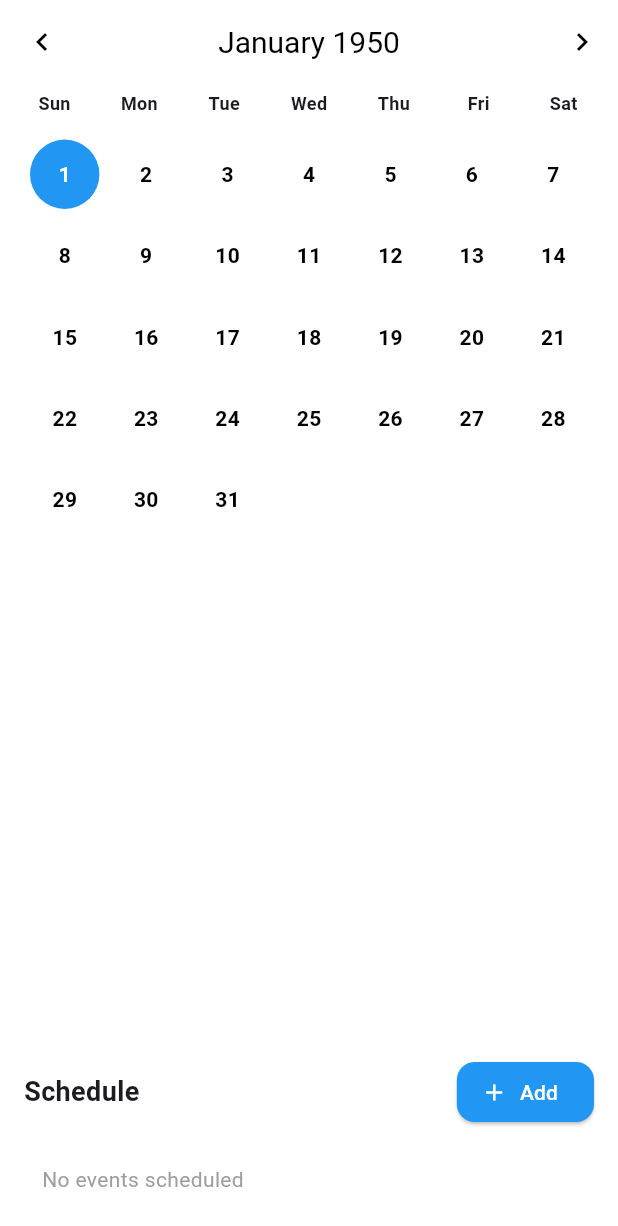
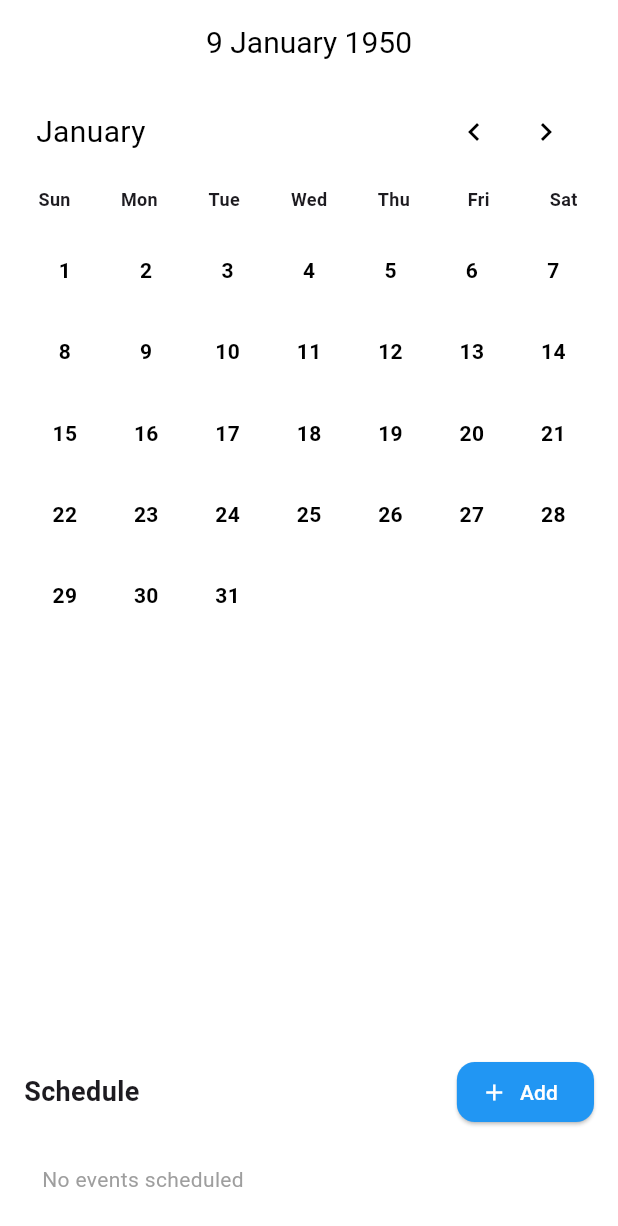
Before and after one commit to Localcoder321/todo_app, a Flutter app: the screen it shows after launch, after a tap on the "chevron left" icon, on a phone screen of 412 x 824 dp. Shown: the top 1226 px of the screen. Run offline on Flutter 3.47's test engine with Material 3 defaults, Android fonts, the phone set to English and light mode, and no system bars; our stand-ins replace bloc, equatable, flutter_bloc, sqflite; accounts and stored records are empty.

Commit message:
fix(calendar_layer)  changes in domain layer and presentation layer

```diff
--- /dev/null
+++ b/devtools_options.yaml
@@ -0,0 +1,3 @@
+description: This file stores settings for Dart & Flutter DevTools.
+documentation: https://docs.flutter.dev/tools/devtools/extensions#configure-extension-enablement-states
+extensions:
--- a/lib/main.dart
+++ b/lib/main.dart
@@ -19,7 +19,7 @@ void main() async {
 
   final repository = EventRepositoryImpl(local);
 
-  final getCounts = GetEventCountsForMonthUsecase(repository);
+  final getCounts = GetEventsForMonthUsecase(repository);
   final getEventsForDay = GetEventsForDayUsecase(repository);
   final addEvent = AddEventUsecase(repository);
   final updateEvent = UpdateEventUsecase(repository);
@@ -37,7 +37,7 @@ void main() async {
 }
 
 class MyApp extends StatelessWidget {
-  final GetEventCountsForMonthUsecase getEventCountsForMonth;
+  final GetEventsForMonthUsecase getEventCountsForMonth;
   final GetEventsForDayUsecase getEventsForDay;
   final AddEventUsecase addEvent;
   final UpdateEventUsecase updateEvent;
@@ -58,8 +58,8 @@ class MyApp extends StatelessWidget {
       providers: [
         BlocProvider(
           create: (_) => CalendarBloc(
-            getCounts: getEventCountsForMonth,
             getEventsForDay: getEventsForDay,
+            getEventsForMonth: getEventCountsForMonth,
           ),
         ),
         BlocProvider(
--- a/lib/src/core/constants/app_colors.dart
+++ b/lib/src/core/constants/app_colors.dart
@@ -17,4 +17,5 @@ class AppColors {
   static const Color paleBlue = Color(0xFFEFF6FF);
   static const Color saturatedBlue = Color(0xFF1976D2);
   static const Color darkBlue = Color(0xFF0D47A1);
+  static const Color pealGrey = Color(0xFFEAEAEA);
 }
--- a/lib/src/feature/calendar/data/repository/event_repository_impl.dart
+++ b/lib/src/feature/calendar/data/repository/event_repository_impl.dart
@@ -70,12 +70,6 @@ class EventRepositoryImpl implements EventRepository {
   }
 
   @override
-  Future<Map<String, int>> eventCountsForMonth(int year, int month) async {
-    log("${local.eventCountsForMonth(year, month)}");
-    return await local.eventCountsForMonth(year, month);
-  }
-
-  @override
   Future<List<EventEntity>> eventsInRange(DateTime from, DateTime to) async {
     final models = await local.eventsInRange(from, to);
     log("$models");
@@ -95,4 +89,31 @@ class EventRepositoryImpl implements EventRepository {
         )
         .toList();
   }
+
+  @override
+  Future<List<EventEntity>> getEventsForMonth(int year, int month) async {
+    // start of month
+    final from = DateTime(year, month, 1);
+
+    // end of month (last day)
+    final to = DateTime(year, month + 1, 0);
+
+    final models = await local.eventsInRange(from, to);
+
+    return models
+        .map(
+          (m) => EventEntity(
+            id: m.id,
+            date: m.date,
+            title: m.title,
+            subtitle: m.subtitle,
+            note: m.note,
+            location: m.location,
+            priority: m.priority,
+            startTime: m.startTime,
+            endTime: m.endTime,
+          ),
+        )
+        .toList();
+  }
 }
--- a/lib/src/feature/calendar/domain/repository/event_repository.dart
+++ b/lib/src/feature/calendar/domain/repository/event_repository.dart
@@ -5,6 +5,6 @@ abstract class EventRepository {
   Future<void> updateEvent(EventEntity e);
   Future<void> deleteEvent(int id);
   Future<List<EventEntity>> eventsOn(DateTime date);
-  Future<Map<String, int>> eventCountsForMonth(int year, int month);
+  Future<List<EventEntity>> getEventsForMonth(int year, int month);
   Future<List<EventEntity>> eventsInRange(DateTime from, DateTime to);
 }
--- a/lib/src/feature/calendar/domain/usecase/get_event_counts_for_month_usecase.dart
+++ b/lib/src/feature/calendar/domain/usecase/get_event_counts_for_month_usecase.dart
@@ -1,8 +1,11 @@
+import 'package:todo_app/src/feature/calendar/domain/entity/event_entity.dart';
 import 'package:todo_app/src/feature/calendar/domain/repository/event_repository.dart';
 
-class GetEventCountsForMonthUsecase {
-  EventRepository repo;
-  GetEventCountsForMonthUsecase(this.repo);
-  Future<Map<String, int>> call(int year, int month) =>
-      repo.eventCountsForMonth(year, month);
+class GetEventsForMonthUsecase {
+  final EventRepository repo;
+  GetEventsForMonthUsecase(this.repo);
+
+  Future<List<EventEntity>> call(int year, int month) {
+    return repo.getEventsForMonth(year, month);
+  }
 }
--- a/lib/src/feature/calendar/presentation/bloc/calendar_bloc.dart
+++ b/lib/src/feature/calendar/presentation/bloc/calendar_bloc.dart
@@ -9,24 +9,26 @@ part 'calendar_event.dart';
 part 'calendar_state.dart';
 
 class CalendarBloc extends Bloc<CalendarEvent, CalendarState> {
-  final GetEventCountsForMonthUsecase getCounts;
+  final GetEventsForMonthUsecase getEventsForMonth;
   final GetEventsForDayUsecase getEventsForDay;
 
-  CalendarBloc({
-    required this.getCounts,
-    required this.getEventsForDay,
-  }) : super(CalendarInitial()) {
+  CalendarBloc({required this.getEventsForMonth, required this.getEventsForDay})
+    : super(CalendarInitial()) {
+    /// Load all events for the given month
     on<LoadMonth>((e, emit) async {
       emit(MonthLoading(e.monthIndex));
       try {
         final month = monthFromIndex(e.monthIndex);
-        final counts = await getCounts.call(month.year, month.month);
-        emit(MonthLoaded(monthIndex: e.monthIndex, month: month, counts: counts));
+        final events = await getEventsForMonth.call(month.year, month.month);
+        emit(
+          MonthLoaded(monthIndex: e.monthIndex, month: month, events: events),
+        );
       } catch (err) {
         emit(CalendarError(err.toString()));
       }
     });
 
+    /// Load events for a specific day
     on<LoadDayEvents>((e, emit) async {
       emit(DayEventsLoading(e.date));
       try {
--- a/lib/src/feature/calendar/presentation/bloc/calendar_event.dart
+++ b/lib/src/feature/calendar/presentation/bloc/calendar_event.dart
@@ -7,16 +7,20 @@ abstract class CalendarEvent extends Equatable {
   List<Object?> get props => [];
 }
 
+/// Load all events for a given month
 class LoadMonth extends CalendarEvent {
   final int monthIndex;
   const LoadMonth(this.monthIndex);
+
   @override
   List<Object?> get props => [monthIndex];
 }
 
+/// Load all events for a given day
 class LoadDayEvents extends CalendarEvent {
   final DateTime date;
   const LoadDayEvents(this.date);
+
   @override
   List<Object?> get props => [date];
 }
--- a/lib/src/feature/calendar/presentation/bloc/calendar_state.dart
+++ b/lib/src/feature/calendar/presentation/bloc/calendar_state.dart
@@ -6,46 +6,58 @@ abstract class CalendarState extends Equatable {
   List<Object?> get props => [];
 }
 
+/// Initial state
 class CalendarInitial extends CalendarState {}
 
+/// Month is loading
 class MonthLoading extends CalendarState {
   final int monthIndex;
   const MonthLoading(this.monthIndex);
+
   @override
   List<Object?> get props => [monthIndex];
 }
 
+/// Month loaded with events
 class MonthLoaded extends CalendarState {
   final int monthIndex;
   final DateTime month;
-  final Map<String, int> counts;
+  final List<EventEntity> events;
+
   const MonthLoaded({
     required this.monthIndex,
     required this.month,
-    required this.counts,
+    required this.events,
   });
+
   @override
-  List<Object?> get props => [monthIndex, month, counts];
+  List<Object?> get props => [monthIndex, month, events];
 }
 
+/// Day events loading
 class DayEventsLoading extends CalendarState {
   final DateTime date;
   const DayEventsLoading(this.date);
+
   @override
   List<Object?> get props => [date];
 }
 
+/// Day events loaded
 class DayEventsLoaded extends CalendarState {
   final DateTime date;
   final List<EventEntity> events;
   const DayEventsLoaded({required this.date, required this.events});
+
   @override
   List<Object?> get props => [date, events];
 }
 
+/// Error state
 class CalendarError extends CalendarState {
   final String message;
   const CalendarError(this.message);
+
   @override
   List<Object?> get props => [message];
 }
--- a/lib/src/feature/calendar/presentation/pages/calendar_page.dart
+++ b/lib/src/feature/calendar/presentation/pages/calendar_page.dart
@@ -30,29 +30,19 @@ class _CalendarPageState extends State<CalendarPage> {
   @override
   void initState() {
     super.initState();
-
-    // initial page index centered on current month
     _currentIndex = indexFromMonth(DateTime.now());
     _pageController = PageController(initialPage: _currentIndex);
 
-    // safe to call bloc after first frame
     WidgetsBinding.instance.addPostFrameCallback((_) {
       final bloc = context.read<CalendarBloc>();
       bloc.add(LoadMonth(_currentIndex));
       bloc.add(LoadDayEvents(_selectedDate));
 
-      // Subscribe to EventEditBloc stream so we react to create/update/delete actions
-      // This lets CalendarPage refresh itself whenever event operations complete,
-      // without needing the UI pages to return a value.
       try {
         final editBloc = context.read<EventEditBloc>();
         _eventEditSub = editBloc.stream.listen((state) {
-          // Heuristic: when an edit bloc state appears (any state),
-          // trigger a reload of the current month & day.
-          // We avoid aggressive reloads by ignoring rapidly repeating 'loading' state names.
           final name = state.runtimeType.toString().toLowerCase();
           if (!name.contains('loading')) {
-            // Slight delay to allow DB transaction to complete if needed
             Future.delayed(const Duration(milliseconds: 120), () {
               if (mounted) {
                 context.read<CalendarBloc>().add(LoadMonth(_currentIndex));
@@ -62,7 +52,6 @@ class _CalendarPageState extends State<CalendarPage> {
           }
         });
       } catch (e) {
-        // If EventEditBloc is not provided for some reason, we just skip subscription.
         log('EventEditBloc subscription skipped: $e');
       }
     });
@@ -75,9 +64,7 @@ class _CalendarPageState extends State<CalendarPage> {
     super.dispose();
   }
 
-  /// Called by child widgets (EventCard / ScheduleList) when events changed.
   void _onChildChanged() {
-    // reload current month and day when something changed
     context.read<CalendarBloc>().add(LoadMonth(_currentIndex));
     context.read<CalendarBloc>().add(LoadDayEvents(_selectedDate));
   }
@@ -91,12 +78,33 @@ class _CalendarPageState extends State<CalendarPage> {
       appBar: AppBar(
         backgroundColor: AppColors.white,
         title: Text(
-          "${monthNames[monthDate.month - 1]} ${monthDate.year}",
+          "${_selectedDate.day} ${monthNames[monthDate.month - 1]} ${monthDate.year}",
           style: TextStyle(color: AppColors.black, fontSize: 20),
         ),
         centerTitle: true,
         elevation: 0,
-        leading: IconButton(
+      ),
+      body: BlocListener<CalendarBloc, CalendarState>(
+        listener: (context, state) {
+          if (state is DayEventsLoaded) {
+            if (isSameDay(state.date, _selectedDate)) {
+              setState(() => _dayEvents = List.from(state.events));
+            }
+          }
+        },
+        child: Column(
+          children: [
+            // header with month + arrows
+            Padding(
+              padding: const EdgeInsets.symmetric(horizontal: 24.0, vertical: 8),
+              child: Row(
+                children: [
+                  Text(
+                    monthNames[monthDate.month - 1],
+                    style: TextStyle(color: AppColors.black, fontSize: 20),
+                  ),
+                  const Spacer(),
+                  IconButton(
                     icon: const Icon(Icons.chevron_left, color: AppColors.black),
                     onPressed: () {
                       _pageController.previousPage(
@@ -105,7 +113,6 @@ class _CalendarPageState extends State<CalendarPage> {
                       );
                     },
                   ),
-        actions: [
                   IconButton(
                     icon: const Icon(Icons.chevron_right, color: AppColors.black),
                     onPressed: () {
@@ -117,29 +124,9 @@ class _CalendarPageState extends State<CalendarPage> {
                   ),
                 ],
               ),
-      body: BlocListener<CalendarBloc, CalendarState>(
-        listener: (context, state) {
-          if (state is DayEventsLoaded) {
-            if (isSameDay(state.date, _selectedDate)) {
-              setState(() => _dayEvents = List.from(state.events));
-            }
-          }
-          if (state is MonthLoaded) {
-            final m = state.month;
-            if (_selectedDate.year != m.year ||
-                _selectedDate.month != m.month) {
-              setState(() => _selectedDate = DateTime(m.year, m.month, 1));
-              context.read<CalendarBloc>().add(LoadDayEvents(_selectedDate));
-            }
-          }
-          if (state is CalendarError) {
-            ScaffoldMessenger.of(context).showSnackBar(
-              SnackBar(content: Text('Calendar error: ${state.message}')),
-            );
-          }
-        },
-        child: Column(
-          children: [
+            ),
+
+            // weekdays row
             Padding(
               padding: const EdgeInsets.symmetric(horizontal: 8, vertical: 4),
               child: Row(
@@ -161,7 +148,8 @@ class _CalendarPageState extends State<CalendarPage> {
                     .toList(),
               ),
             ),
-            // Calendar pager (lazy-loaded)
+
+            // month pages
             Expanded(
               child: BlocBuilder<CalendarBloc, CalendarState>(
                 builder: (context, state) {
@@ -175,44 +163,36 @@ class _CalendarPageState extends State<CalendarPage> {
                     itemBuilder: (context, idx) {
                       final month = monthFromIndex(idx);
 
-                      // If we have MonthLoaded for this index — show with counts
                       if (state is MonthLoaded && state.monthIndex == idx) {
-                        final Map<int, int> dayCounts = {};
-                        state.counts.forEach((k, v) {
-                          try {
-                            final d = parseYmd(k);
-                            if (d.year == month.year &&
-                                d.month == month.month) {
-                              dayCounts[d.day] = v;
+                        final Map<int, List<Priority>> dayPriorities = {};
+
+                        for (final e in state.events) {
+                          if (e.date.year == month.year &&
+                              e.date.month == month.month) {
+                            dayPriorities.putIfAbsent(e.date.day, () => []);
+                            dayPriorities[e.date.day]!.add(e.priority);
                           }
-                          } catch (e) {
-                            log("Error parsing date from counts: $e");
                         }
-                        });
 
                         return Padding(
                           padding: const EdgeInsets.only(top: 8),
                           child: MonthView(
                             month: state.month,
-                            counts: dayCounts,
+                            dayEvents: dayPriorities,
                             selectedDate: _selectedDate,
                             onDaySelected: (d) {
                               setState(() => _selectedDate = d);
-                              context.read<CalendarBloc>().add(
-                                LoadDayEvents(d),
-                              );
+                              context.read<CalendarBloc>().add(LoadDayEvents(d));
                             },
                           ),
                         );
                       }
 
-                      // IMPORTANT: Fallback - show empty MonthView while DB loads.
-                      // This prevents an eternal full-screen spinner while the bloc fetches counts.
                       return Padding(
                         padding: const EdgeInsets.only(top: 8),
                         child: MonthView(
                           month: month,
-                          counts: const {},
+                          dayEvents: const {},
                           selectedDate: _selectedDate,
                           onDaySelected: (d) {
                             setState(() => _selectedDate = d);
@@ -226,35 +206,24 @@ class _CalendarPageState extends State<CalendarPage> {
               ),
             ),
 
-            // Schedule / Add area (Figma style)
+            // bottom schedule
             Container(
               width: double.infinity,
               padding: const EdgeInsets.all(16),
               decoration: const BoxDecoration(
                 color: AppColors.white,
                 borderRadius: BorderRadius.vertical(top: Radius.circular(20)),
-                boxShadow: [
-                  BoxShadow(
-                    color: Colors.white,
-                    blurRadius: 8,
-                    offset: Offset(0, -2),
-                  ),
-                ],
               ),
               child: Column(
                 crossAxisAlignment: CrossAxisAlignment.start,
                 children: [
-                  // date + add
+                  // title + add btn
                   Row(
                     mainAxisAlignment: MainAxisAlignment.spaceBetween,
                     children: [
-                      Text(
-                        "Schedule",
-                        style: const TextStyle(
-                          fontWeight: FontWeight.bold,
-                          fontSize: 18,
-                        ),
-                      ),
+                      const Text("Schedule",
+                          style: TextStyle(
+                              fontWeight: FontWeight.bold, fontSize: 18)),
                       ElevatedButton.icon(
                         style: ElevatedButton.styleFrom(
                           backgroundColor: AppColors.blue,
@@ -262,17 +231,10 @@ class _CalendarPageState extends State<CalendarPage> {
                             borderRadius: BorderRadius.circular(12),
                           ),
                         ),
-                        icon: const Icon(
-                          Icons.add,
-                          size: 18,
-                          color: AppColors.white,
-                        ),
-                        label: const Text(
-                          "Add",
-                          style: TextStyle(color: AppColors.white),
-                        ),
+                        icon: const Icon(Icons.add, size: 18, color: AppColors.white),
+                        label: const Text("Add",
+                            style: TextStyle(color: AppColors.white)),
                         onPressed: () async {
-                          // open Add screen with selected date prefilled
                           final changed = await Navigator.push<bool>(
                             context,
                             MaterialPageRoute(
@@ -280,28 +242,12 @@ class _CalendarPageState extends State<CalendarPage> {
                                   AddEditEventPage(initialDate: _selectedDate),
                             ),
                           );
-
-                          // If the page returned true -> child created/updated something
-                          // otherwise we also schedule a safe reload to ensure consistency.
-                          if (changed == true) {
-                            _onChildChanged();
-                          } else {
-                            // make sure to re-query current month/day (safe)
-                            context.read<CalendarBloc>().add(
-                              LoadMonth(_currentIndex),
-                            );
-                            context.read<CalendarBloc>().add(
-                              LoadDayEvents(_selectedDate),
-                            );
-                          }
+                          if (changed == true) _onChildChanged();
                         },
                       ),
                     ],
                   ),
-
                   const SizedBox(height: 12),
-
-                  // Schedule list: pass callback so EventCard can notify changes
                   ScheduleList(events: _dayEvents, onChanged: _onChildChanged),
                 ],
               ),
--- a/lib/src/feature/calendar/presentation/widgets/month_view.dart
+++ b/lib/src/feature/calendar/presentation/widgets/month_view.dart
@@ -1,27 +1,29 @@
 import 'package:flutter/material.dart';
 import 'package:todo_app/src/core/constants/app_colors.dart';
 import 'package:todo_app/src/core/constants/constants.dart';
+import 'package:todo_app/src/feature/calendar/domain/entity/event_entity.dart';
 
 class MonthView extends StatelessWidget {
   final DateTime month;
-  final Map<int, int> counts;
+  /// day -> list of priorities
+  final Map<int, List<Priority>> dayEvents;
   final DateTime selectedDate;
   final Function(DateTime) onDaySelected;
+
   const MonthView({
     super.key,
     required this.month,
-    required this.counts,
+    required this.dayEvents,
     required this.selectedDate,
     required this.onDaySelected,
   });
 
   @override
   Widget build(BuildContext context) {
-    final finstDayOfMonth = DateTime(month.year, month.month, 1);
+    final firstDayOfMonth = DateTime(month.year, month.month, 1);
     final daysInMonth = DateTime(month.year, month.month + 1, 0).day;
-    final firstWeekday = finstDayOfMonth.weekday == 7
-        ? 0
-        : finstDayOfMonth.weekday;
+    final firstWeekday = firstDayOfMonth.weekday == 7 ? 0 : firstDayOfMonth.weekday;
+
     List<Widget> dayWidgets = [];
     for (int i = 0; i < firstWeekday; i++) {
       dayWidgets.add(const SizedBox.shrink());
@@ -30,7 +32,8 @@ class MonthView extends StatelessWidget {
     for (int day = 1; day <= daysInMonth; day++) {
       final current = DateTime(month.year, month.month, day);
       final isSelected = isSameDay(selectedDate, current);
-      final count = counts[day] ?? 0;
+      final priorities = dayEvents[day] ?? [];
+
       dayWidgets.add(
         GestureDetector(
           onTap: () => onDaySelected(current),
@@ -43,6 +46,7 @@ class MonthView extends StatelessWidget {
             child: Column(
               mainAxisAlignment: MainAxisAlignment.center,
               children: [
+                // Day number
                 Text(
                   "$day",
                   style: TextStyle(
@@ -50,16 +54,24 @@ class MonthView extends StatelessWidget {
                     color: isSelected ? AppColors.white : AppColors.black,
                   ),
                 ),
-                if (count > 0)
+
+                // Dots for events
+                if (priorities.isNotEmpty)
                   Padding(
                     padding: const EdgeInsets.only(top: 4),
-                    child: Container(
-                      width: 6,
-                      height: 6,
-                      decoration: BoxDecoration(
-                        color: AppColors.red,
-                        shape: BoxShape.circle,
-                      ),
+                    child: Row(
+                      mainAxisAlignment: MainAxisAlignment.center,
+                      children: priorities.take(3).map((priority) {
+                        return Container(
+                          margin: const EdgeInsets.symmetric(horizontal: 1),
+                          width: 6,
+                          height: 6,
+                          decoration: BoxDecoration(
+                            color: _priorityColor(priority),
+                            shape: BoxShape.circle,
+                          ),
+                        );
+                      }).toList(),
                     ),
                   ),
               ],
@@ -68,6 +80,7 @@ class MonthView extends StatelessWidget {
         ),
       );
     }
+
     return GridView.count(
       crossAxisCount: 7,
       shrinkWrap: true,
@@ -75,4 +88,15 @@ class MonthView extends StatelessWidget {
       children: dayWidgets,
     );
   }
+
+  Color _priorityColor(Priority priority) {
+    switch (priority) {
+      case Priority.high:
+        return AppColors.saturatedRed;
+      case Priority.normal:
+        return AppColors.saturatedOrange;
+      case Priority.low:
+        return AppColors.saturatedBlue;
+    }
+  }
 }
--- a/lib/src/feature/calendar/presentation/widgets/schedule_list.dart
+++ b/lib/src/feature/calendar/presentation/widgets/schedule_list.dart
@@ -24,7 +24,7 @@ class ScheduleList extends StatelessWidget {
       shrinkWrap: true,
       physics: const NeverScrollableScrollPhysics(),
       itemBuilder: (context, i) => EventCard(event: events[i], onChanged: onChanged),
-      separatorBuilder: (_, __) => const SizedBox(height: 8),
+      separatorBuilder: (_, _) => const SizedBox(height: 8),
       itemCount: events.length,
     );
   }
```
Also changed, not shown: lib/src/feature/calendar/presentation/pages/add_edit_event_page.dart (+0 -13 lines), lib/src/feature/calendar/presentation/pages/event_details_page.dart (+0 -12 lines), lib/src/core/routes/app_router.dart (deleted). Lines whose indentation alone changed are shown as unchanged.
